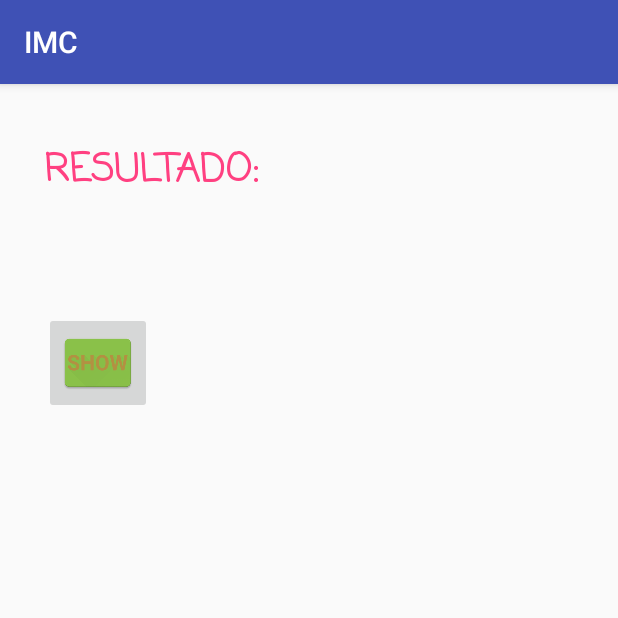
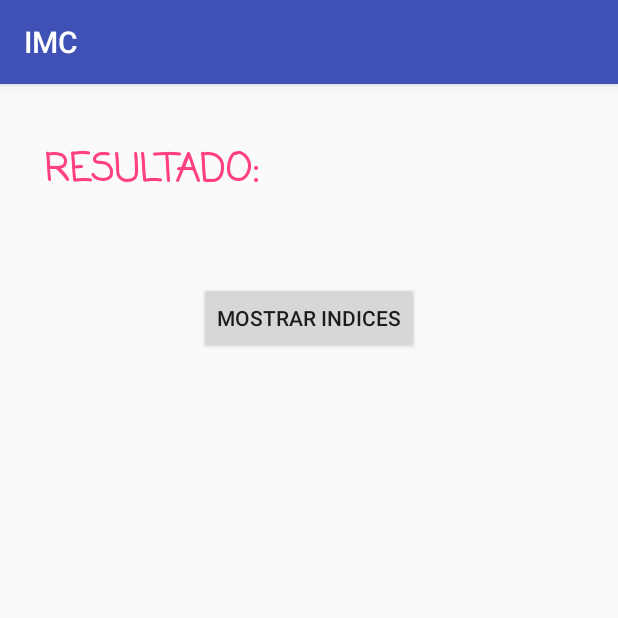
Before and after one commit to ruizsergi/practicaIMC, an Android app: the ResultActivity screen opened directly, with no data from a screen before it, on a phone screen of 412 x 824 dp, the top half of it. Run offline under Robolectric (Android 15) with nearby library versions, the phone set to English and light mode, and no system bars.

Commit message:
con imagenes

```diff
--- a/app/src/main/java/com/example/slafuente/imc/ResultActivity.java
+++ b/app/src/main/java/com/example/slafuente/imc/ResultActivity.java
@@ -6,14 +6,21 @@ import android.support.v7.app.AppCompatActivity;
 import android.os.Bundle;
 import android.view.View;
 import android.widget.ArrayAdapter;
+import android.widget.Button;
 import android.widget.ImageButton;
 import android.widget.ListAdapter;
 import android.widget.ListView;
 import android.widget.TextView;
 
+import java.util.ArrayList;
+
 public class ResultActivity extends AppCompatActivity {
 
+    private TextView textView = null;
+
+
     //Array que asociaremos al adaptador
+    ArrayList<String> alist = new ArrayList<String>();
     String[] array = new String[] {
             "< 16 DESNUTRIDO",
             " => 16 < 18,5 BAJO PESO",
@@ -21,18 +28,25 @@ public class ResultActivity extends AppCompatActivity {
             ">=25 < 31 SOBREPESO",
             ">= 31 OBESIDAD"
     };
-    ListAdapter adaptador = null;
+    //ListAdapter adaptador = null;*/
+    AdapterPropio ap = null;
 
     @Override
     protected void onCreate(Bundle savedInstanceState) {
         super.onCreate(savedInstanceState);
         setContentView(R.layout.activity_result);
 
+        for (int i = 0; i< array.length; i++) {
+            alist.add(i,array[i]);
+        }
+
         //Creación del adaptador, vamos a escoger el layout
-        //simple_list_item_1, que los mostr
-        adaptador = new ArrayAdapter<String>(this, R.layout.fila, array);
+        //adaptador = new ArrayAdapter<String>(this, R.layout.fila, array);
+        textView = (TextView)findViewById(R.id.textviewFila) ;
 
-        ImageButton imageButton = (ImageButton)findViewById(R.id.imageButton4) ;
+        ap = new AdapterPropio(this, alist);
+
+        Button button = (Button)findViewById(R.id.botonMostrar);
 
         TextView resultView = (TextView)findViewById(R.id.textResult2);
 
@@ -41,12 +55,12 @@ public class ResultActivity extends AppCompatActivity {
 
         resultView.setText(result);
 
-        imageButton.setOnClickListener(new View.OnClickListener() {
+        button.setOnClickListener(new View.OnClickListener() {
             @Override
             public void onClick(View v) {
                 //Asociamos el adaptador a la vista.
                 ListView lv = (ListView) findViewById(R.id.listaPesos);
-                lv.setAdapter(adaptador);
+                lv.setAdapter(ap);
             }
         });
 
--- a/app/src/main/res/layout-land/activity_result.xml
+++ b/app/src/main/res/layout-land/activity_result.xml
@@ -19,7 +19,7 @@
         android:layout_marginStart="13dp"
         android:layout_marginTop="22dp"
         android:textSize="25sp"
-        android:id="@+id/textResult1"
+        android:id="@+id/textResultadoHor"
         android:fontFamily="casual"
         android:textColor="@color/colorAccent"
         android:textStyle="normal|bold"
@@ -33,25 +33,25 @@
         android:layout_marginTop="20dp"
         android:textSize="25sp"
         android:id="@+id/textResult2"
-        android:layout_below="@+id/textResult1"
-        android:layout_alignStart="@+id/textResult1" />
-
-    <ImageButton
-        android:layout_width="wrap_content"
-        android:layout_height="wrap_content"
-        android:layout_marginTop="20dp"
-        app:srcCompat="@mipmap/ic_listview"
-        android:id="@+id/imageButton4"
-        android:layout_below="@+id/textResult2"
-        android:layout_alignStart="@+id/textResult2" />
+        android:layout_below="@+id/textResultadoHor"
+        android:layout_alignStart="@+id/textResultadoHor" />
 
     <ListView
         android:layout_width="wrap_content"
         android:layout_height="wrap_content"
         android:id="@+id/listaPesos"
-        android:layout_alignTop="@+id/imageButton4"
-        android:layout_toEndOf="@+id/imageButton4"
+        android:layout_alignTop="@+id/botonMostrar"
+        android:layout_toEndOf="@+id/botonMostrar"
 />
+
+    <Button
+        android:text="Mostrar indices"
+        android:layout_width="wrap_content"
+        android:layout_height="wrap_content"
+        android:id="@+id/botonMostrar"
+        android:layout_below="@+id/textResult2"
+        android:layout_alignEnd="@+id/textResultadoHor"
+        android:layout_marginTop="38dp" />
 
 
 </RelativeLayout>
--- a/app/src/main/res/layout/activity_result.xml
+++ b/app/src/main/res/layout/activity_result.xml
@@ -19,7 +19,7 @@
         android:layout_marginStart="13dp"
         android:layout_marginTop="22dp"
         android:textSize="25sp"
-        android:id="@+id/textResult1"
+        android:id="@+id/textResultado"
         android:fontFamily="casual"
         android:textColor="@color/colorAccent"
         android:textStyle="normal|bold"
@@ -33,25 +33,26 @@
         android:layout_marginTop="20dp"
         android:textSize="25sp"
         android:id="@+id/textResult2"
-        android:layout_below="@+id/textResult1"
-        android:layout_alignStart="@+id/textResult1" />
+        android:layout_below="@+id/textResultado"
+        android:layout_alignStart="@+id/textResultado"/>
 
-    <ImageButton
-        android:layout_width="wrap_content"
-        android:layout_height="wrap_content"
-        android:layout_marginTop="20dp"
-        app:srcCompat="@mipmap/ic_listview"
-        android:id="@+id/imageButton4"
-        android:layout_below="@+id/textResult2"
-        android:layout_alignStart="@+id/textResult2" />
+
 
     <ListView
         android:layout_width="match_parent"
         android:layout_height="wrap_content"
         android:layout_marginTop="30dp"
         android:id="@+id/listaPesos"
-        android:layout_below="@+id/imageButton4"
+        android:layout_below="@+id/botonMostrar"
         android:layout_alignParentEnd="true" />
+
+    <Button
+        android:text="Mostrar indices"
+        android:layout_below="@id/textResult2"
+        android:layout_width="wrap_content"
+        android:layout_height="wrap_content"
+        android:layout_centerHorizontal="true"
+        android:id="@+id/botonMostrar" />
 
 
 </RelativeLayout>
--- a/app/src/main/res/values/strings.xml
+++ b/app/src/main/res/values/strings.xml
@@ -1,5 +1,5 @@
 <resources>
-    <string name="app_name" translatable="false">IMC</string>
+    <string name="app_name">IMC</string>
     <string name="height">Introduzca altura(cm)</string>
     <string name="weight">Introduzca peso(kg)</string>
     <string name="calculate">Calcular</string>
```
Also changed, not shown: app/src/main/java/com/example/slafuente/imc/AdapterPropio.java (added, +123 -0 lines), app/src/main/res/layout/nuevafila.xml (added, +26 -0 lines), app/src/main/res/drawable/bajopeso.png (added), app/src/main/res/drawable/delgadez.png (added), app/src/main/res/drawable/normal.png (added), app/src/main/res/drawable/obeso.png (added), app/src/main/res/drawable/sobrepeso.png (added), app/src/main/res/mipmap-hdpi/delgadez.png (added), app/src/main/res/mipmap-mdpi/delgadez.png (added), app/src/main/res/mipmap-xhdpi/delgadez.png (added), app/src/main/res/mipmap-xxhdpi/delgadez.png (added), app/src/main/res/mipmap-xxxhdpi/delgadez.png (added), 1 other file.
